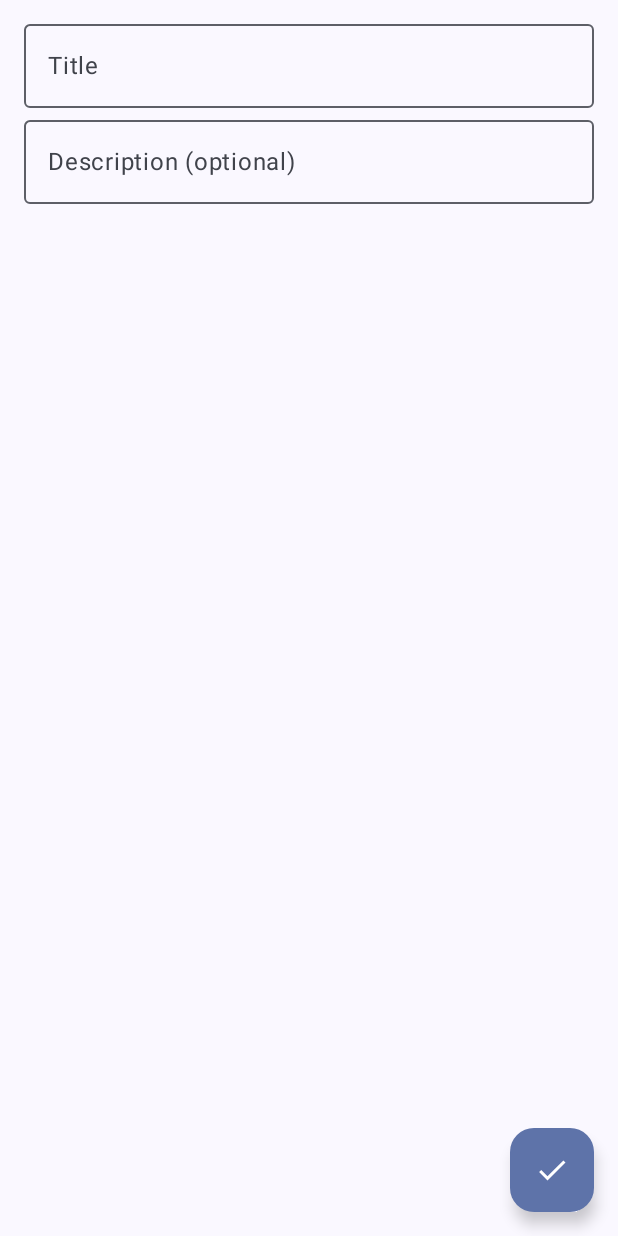
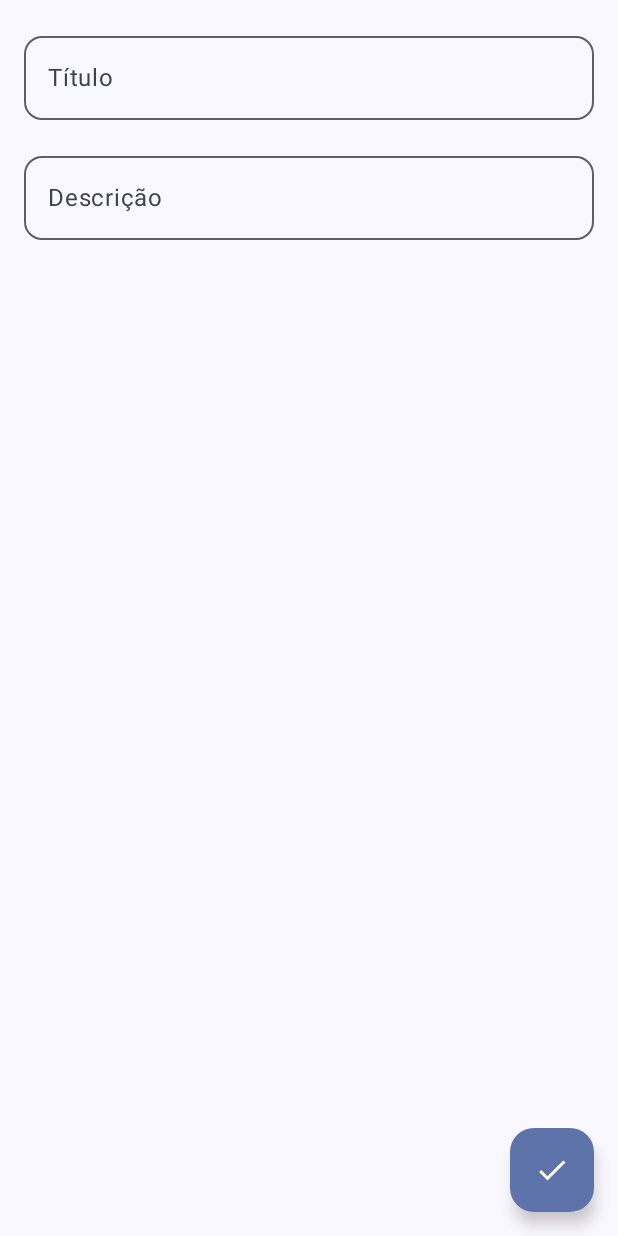
Before and after one commit to DeniseLeandroDeCastro/todo_list, an Android app built with Jetpack Compose: the AddEditScreen screen opened through its navigation route, on a phone screen of 412 x 824 dp. Run offline under Robolectric (Android 15) with nearby library versions, the light colour scheme and no system bars; our stand-ins replace Room's generated code.

```diff
--- a/app/src/main/AndroidManifest.xml
+++ b/app/src/main/AndroidManifest.xml
@@ -1,5 +1,6 @@
 <?xml version="1.0" encoding="utf-8"?>
-<manifest xmlns:android="http://schemas.android.com/apk/res/android"
+<manifest
+    xmlns:android="http://schemas.android.com/apk/res/android"
     xmlns:tools="http://schemas.android.com/tools">
 
     <application
--- a/app/src/main/java/com/denise/castro/todolist/ui/feature/addedit/AddEditScreen.kt
+++ b/app/src/main/java/com/denise/castro/todolist/ui/feature/addedit/AddEditScreen.kt
@@ -6,6 +6,7 @@ import androidx.compose.foundation.layout.consumeWindowInsets
 import androidx.compose.foundation.layout.fillMaxWidth
 import androidx.compose.foundation.layout.height
 import androidx.compose.foundation.layout.padding
+import androidx.compose.foundation.shape.RoundedCornerShape
 import androidx.compose.material.icons.Icons
 import androidx.compose.material.icons.filled.Check
 import androidx.compose.material3.FloatingActionButton
@@ -44,10 +45,7 @@ fun AddEditScreen(
     }
     val title = viewModel.title
     val description = viewModel.description
-
-    val snackbarHostState = remember {
-        SnackbarHostState()
-    }
+    val snackbarHostState = remember { SnackbarHostState() }
 
     LaunchedEffect(Unit) {
         viewModel.uiEvent.collect { uiEvent ->
@@ -62,15 +60,13 @@ fun AddEditScreen(
                 }
                 is UiEvent.Navigate<*> -> {}
             }
-
         }
     }
-
     AddEditContent(
         title = title,
         description = description,
         snackbarHostState = snackbarHostState,
-        onEvent = viewModel::onEvent
+        onEvent = viewModel::onEvent,
     )
 }
 
@@ -79,21 +75,15 @@ fun AddEditContent(
     title: String,
     description: String?,
     snackbarHostState: SnackbarHostState,
-    onEvent: (AddEditEvent) -> Unit
+    onEvent: (AddEditEvent) -> Unit,
 ) {
     Scaffold(
         floatingActionButton = {
             FloatingActionButton(
-                onClick = {
-                    onEvent(AddEditEvent.Save)
-                }
-            ) {
-                Icon(Icons.Default.Check, contentDescription = "Save")
-            }
+                onClick = { onEvent(AddEditEvent.Save) }
+            ) { Icon(Icons.Default.Check, contentDescription = "Save") }
         },
-        snackbarHost = {
-            SnackbarHost(hostState = snackbarHostState)
-        }
+        snackbarHost = { SnackbarHost(hostState = snackbarHostState) }
     ) { paddingValue ->
         Column(
             modifier = Modifier
@@ -101,27 +91,25 @@ fun AddEditContent(
                 .padding(16.dp)
         ) {
             OutlinedTextField(
-                modifier = Modifier
-                    .fillMaxWidth(),
+                modifier = Modifier.fillMaxWidth(),
                 value = title,
                 onValueChange = {
                     onEvent(AddEditEvent.TitleChanged(it))
                 },
-                placeholder = {
-                    Text(text = "Title")
-                }
+                label = { Text(text = "Título") },
+                placeholder = { Text(text = "Digite um título para a sua tarefa") },
+                shape = RoundedCornerShape(12.dp),
             )
-            Spacer(modifier = Modifier.height(8.dp))
+
+            Spacer(modifier = Modifier.height(16.dp))
+
             OutlinedTextField(
-                modifier = Modifier
-                    .fillMaxWidth(),
+                modifier = Modifier.fillMaxWidth(),
                 value = description ?: "",
-                onValueChange = {
-                    onEvent(AddEditEvent.DescriptionChanged(it))
-                },
-                placeholder = {
-                    Text(text = "Description (optional)")
-                }
+                onValueChange = { onEvent(AddEditEvent.DescriptionChanged(it)) },
+                label = { Text(text = "Descrição") },
+                placeholder = { Text(text = "Digite uma descrição (opcional)") },
+                shape = RoundedCornerShape(12.dp)
             )
         }
     }
@@ -135,7 +123,7 @@ private fun AddEditContentPreview() {
             title = "",
             description = null,
             snackbarHostState = SnackbarHostState(),
-            onEvent = {}
+            onEvent = {},
         )
     }
 }
```
Also changed, not shown: app/src/main/java/com/denise/castro/todolist/ui/components/ValidationTextFields.kt (added, +85 -0 lines).
